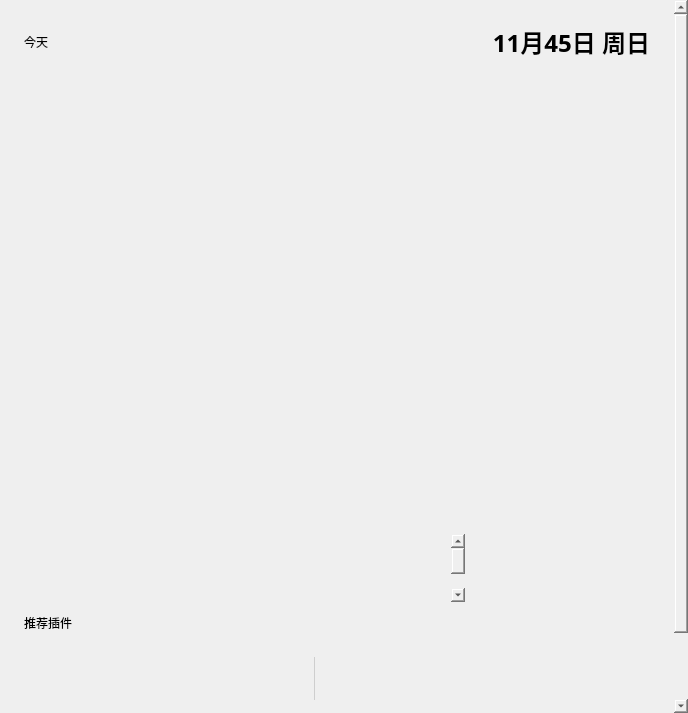
yhlhoh/Class-Widgets, file pp-home.ui: the form before one commit.
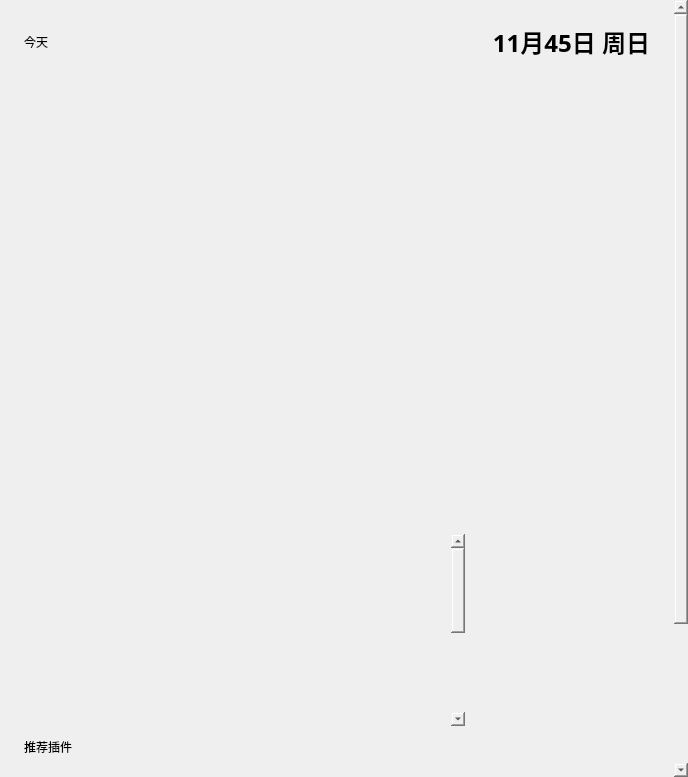
The form after the commit. Custom widgets are drawn as their Qt base class.

Commit message: fix: add connection failed tips

```diff
--- a/pp-home.ui
+++ b/pp-home.ui
@@ -7,7 +7,7 @@
     <x>0</x>
     <y>0</y>
     <width>688</width>
-    <height>713</height>
+    <height>777</height>
    </rect>
   </property>
   <property name="sizePolicy">
@@ -52,7 +52,7 @@
         <x>0</x>
         <y>0</y>
         <width>688</width>
-        <height>778</height>
+        <height>818</height>
        </rect>
       </property>
       <layout class="QVBoxLayout" name="verticalLayout_9">
@@ -157,6 +157,11 @@
            <item/>
            <item/>
            <item/>
+           <item/>
+           <item/>
+           <item/>
+           <item/>
+           <item/>
           </widget>
          </item>
         </layout>
@@ -201,13 +206,16 @@
         </layout>
        </item>
        <item>
-        <widget class="BodyLabel" name="BodyLabel">
+        <widget class="BodyLabel" name="tips">
          <property name="text">
           <string>这就到底了吗……(っ °Д °;)っ</string>
          </property>
          <property name="alignment">
           <set>Qt::AlignCenter</set>
          </property>
+         <property name="wordWrap">
+          <bool>true</bool>
+         </property>
          <property name="lightColor" stdset="0">
           <color>
            <red>125</red>
```
The commit also changes 2 other files.
